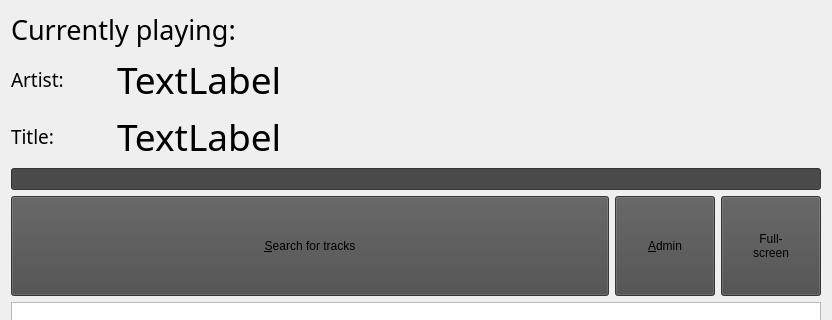
Above: mainWidget.ui from thomaslundgaard/Pimp before the change; both pictures show x 0 to 832 and y 0 to 320 of the 832 by 635 pixel window. Below: the same form after it.
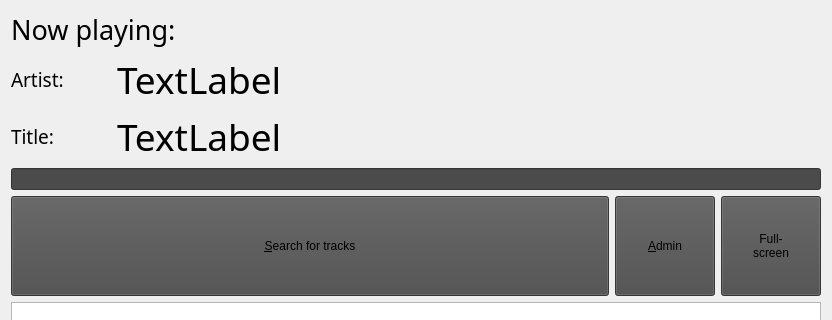
That is the form after the change.

Commit message: cleaned up code for updating UI at mpd status changes

```diff
--- a/mainWidget.ui
+++ b/mainWidget.ui
@@ -33,7 +33,7 @@
 background-color: rgba(255, 255, 255, 0);</string>
        </property>
        <property name="text">
-        <string>Currently playing:</string>
+        <string>Now playing:</string>
        </property>
       </widget>
      </item>
```
The commit also changes 2 other files.
